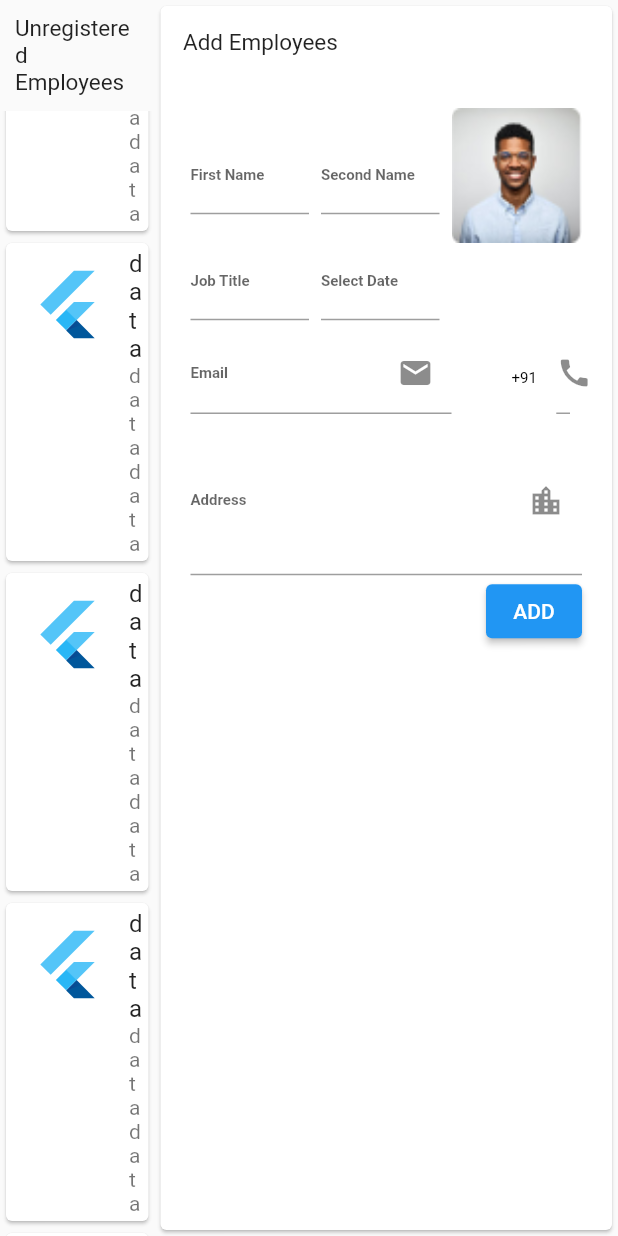
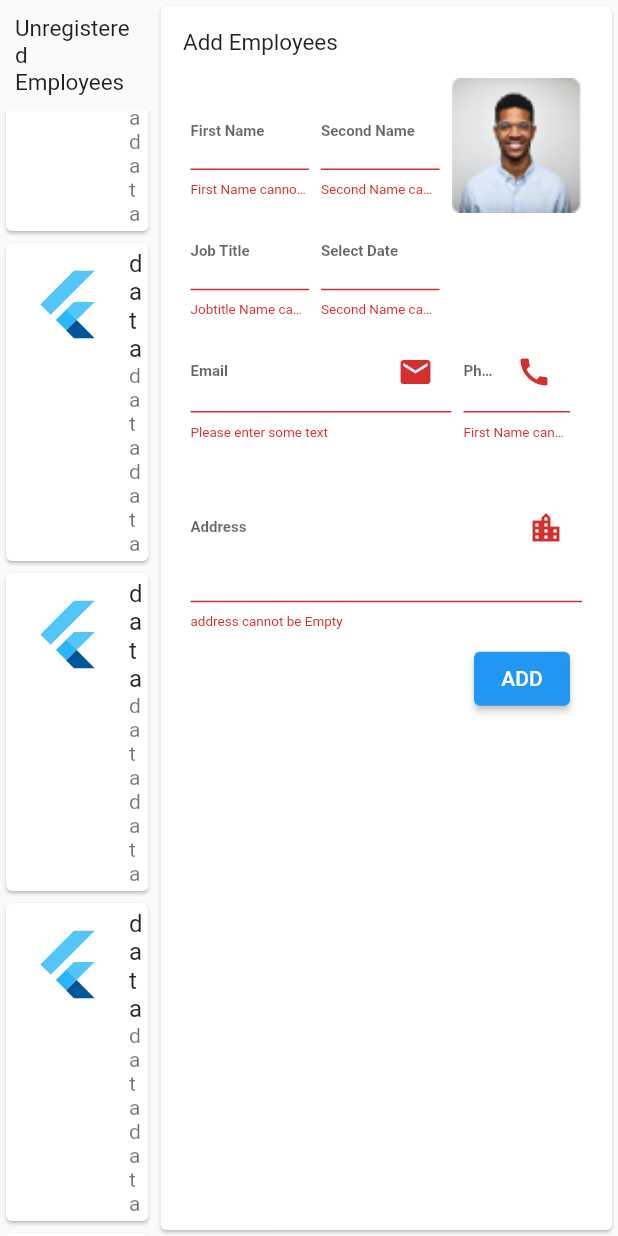
Before and after one commit to PreetRai/lmsadmin, a Flutter app: the AddEmployee widget shown alone on an empty page, opened directly, scrolled down 576 dp, after a tap on "ADD", on a phone screen of 412 x 824 dp. Run offline on Flutter 3.47's test engine with Material 2 defaults, Android fonts, the light colour scheme and no system bars; drawn by our look-alikes of intl_phone_number_input; our stand-ins replace cloud_firestore, firebase_auth, firebase_core, fluttertoast; missing offline and left inert: dart:html; accounts and stored records are empty.

Commit message:
employees added

```diff
--- a/lib/model/user_model.dart
+++ b/lib/model/user_model.dart
@@ -4,9 +4,14 @@ class AdminModel {
   String? firstName;
   String? secondName;
   String? username;
-
+  bool? isAdmin = true;
   AdminModel(
-      {this.uid, this.email, this.firstName, this.secondName, this.username});
+      {this.uid,
+      this.email,
+      this.firstName,
+      this.secondName,
+      this.username,
+      this.isAdmin});
 
   // receiving data from server
   factory AdminModel.fromMap(map) {
@@ -15,7 +20,8 @@ class AdminModel {
         email: map['email'],
         firstName: map['firstName'],
         secondName: map['secondName'],
-        username: map['username']);
+        username: map['username'],
+        isAdmin: map['isadmin']);
   }
 
   // sending data to our server
@@ -26,6 +32,63 @@ class AdminModel {
       'firstName': firstName,
       'secondName': secondName,
       'username': username,
+      'isAdmin': isAdmin,
     };
   }
 }
+
+class EmpModel {
+  String? uid;
+  String? firstName;
+  String? secondName;
+  String? jobTile;
+  String? joiningDate;
+  String? email;
+  String? phone;
+  String? address;
+  String? username;
+
+  bool? isAdmin;
+  EmpModel(
+      {this.uid,
+      this.email,
+      this.firstName,
+      this.secondName,
+      this.username,
+      this.jobTile,
+      this.address,
+      this.joiningDate,
+      this.phone,
+      this.isAdmin});
+
+  // receiving data from server
+  factory EmpModel.fromMap(map) {
+    return EmpModel(
+        uid: map['uid'],
+        email: map['email'],
+        firstName: map['firstName'],
+        secondName: map['secondName'],
+        username: map['username'],
+        jobTile: map['jobtitle'],
+        address: map['address'],
+        joiningDate: map['joiningdate'],
+        phone: map['phone'],
+        isAdmin: map['isAdmin']);
+  }
+
+  // sending data to our server
+  Map<String, dynamic> toMap() {
+    return {
+      'uid': uid,
+      'email': email,
+      'firstName': firstName,
+      'secondName': secondName,
+      'username': username,
+      'jobtitle': jobTile,
+      'address': address,
+      'joiningdate': joiningDate,
+      'phone': phone,
+      'isAdmin': isAdmin,
+    };
+  }
+}
--- a/lib/pages/add_employee.dart
+++ b/lib/pages/add_employee.dart
@@ -1,6 +1,8 @@
+import 'package:cloud_firestore/cloud_firestore.dart';
 import 'package:firebase_auth/firebase_auth.dart';
 import 'package:flutter/material.dart';
-import 'package:intl_phone_number_input/intl_phone_number_input.dart';
+import 'package:fluttertoast/fluttertoast.dart';
+import 'package:lmsadmin/model/user_model.dart';
 
 class AddEmployee extends StatefulWidget {
   const AddEmployee({Key? key}) : super(key: key);
@@ -12,8 +14,6 @@ class AddEmployee extends StatefulWidget {
 class _AddEmployeeState extends State<AddEmployee> {
   String date = "";
   DateTime selectedDate = DateTime.now();
-  String initialCountry = 'IN';
-  PhoneNumber number = PhoneNumber(isoCode: 'IN');
   final _auth = FirebaseAuth.instance;
   String? errorMessage;
   final _empformKey = GlobalKey<FormState>();
@@ -134,17 +134,8 @@ class _AddEmployeeState extends State<AddEmployee> {
       },
     );
 //phone
-    final phonenum = InternationalPhoneNumberInput(
-      onInputChanged: (PhoneNumber number) {
-        print(number.phoneNumber);
-      },
-      onInputValidated: (bool value) {
-        print(value);
-      },
-      spaceBetweenSelectorAndTextField: 0,
-      selectorConfig: const SelectorConfig(
-          selectorType: PhoneInputSelectorType.DIALOG, showFlags: false),
-      inputDecoration: const InputDecoration(
+    final phonenum = TextFormField(
+      decoration: const InputDecoration(
           errorStyle: TextStyle(
             fontSize: 9,
           ),
@@ -155,19 +146,18 @@ class _AddEmployeeState extends State<AddEmployee> {
             fontWeight: FontWeight.bold,
           ),
           labelText: 'Phone number'),
-      ignoreBlank: false,
-      autoValidateMode: AutovalidateMode.disabled,
-      selectorTextStyle: const TextStyle(
-        color: Colors.black,
-        fontSize: 10,
-      ),
-      initialValue: number,
-      textFieldController: phoneEdititngController,
-      formatInput: false,
       keyboardType:
           const TextInputType.numberWithOptions(signed: true, decimal: true),
-      onSaved: (PhoneNumber number) {
-        print('On Saved: $number');
+      controller: phoneEdititngController,
+      validator: (value) {
+        RegExp regex = RegExp(r'^.{10,}$');
+        if (value!.isEmpty) {
+          return ("First Name cannot be Empty");
+        }
+        if (!regex.hasMatch(value)) {
+          return ("Enter Valid name(Min. 3 Character)");
+        }
+        return null;
       },
     );
 
@@ -191,20 +181,20 @@ class _AddEmployeeState extends State<AddEmployee> {
             labelText: 'Address'),
         // The validator receives the text that the user has entered.
         validator: (value) {
-          RegExp regex = RegExp(r'^.{,}$');
+          RegExp regex = RegExp(r'^{,}$');
           if (value!.isEmpty) {
             return ("address cannot be Empty");
-          }
-          if (!regex.hasMatch(value)) {
-            return ("Enter Valid Address");
           }
           return null;
         },
         onSaved: (value) {
           addressEdititngController.text = value!;
         });
-    final submitEmp =
-        ElevatedButton(onPressed: () {}, child: const Text('ADD'));
+    final submitEmp = ElevatedButton(
+        onPressed: () {
+          addemp(emailEditingController.text);
+        },
+        child: const Text('ADD'));
 
     return Expanded(
       child: Row(
@@ -262,7 +252,7 @@ class _AddEmployeeState extends State<AddEmployee> {
                     key: _empformKey,
                     child: Expanded(
                       child: Container(
-                        padding: const EdgeInsets.all(20),
+                        padding: const EdgeInsets.only(left: 20, right: 20),
                         child: Flex(direction: Axis.vertical, children: [
                           Flex(
                             direction: Axis.horizontal,
@@ -327,8 +317,7 @@ class _AddEmployeeState extends State<AddEmployee> {
                                           return null;
                                         },
                                         onSaved: (value) {
-                                          dateEditingController.text =
-                                              value!;
+                                          dateEditingController.text = value!;
                                         },
                                         onTap: () {
                                           _selectDate(context);
@@ -354,7 +343,10 @@ class _AddEmployeeState extends State<AddEmployee> {
                           Expanded(child: Container()),
                           Align(
                               alignment: Alignment.bottomRight,
-                              child: submitEmp)
+                              child: Padding(
+                                padding: const EdgeInsets.all(8.0),
+                                child: submitEmp,
+                              ))
                         ]),
                       ),
                     ),
@@ -384,4 +376,71 @@ class _AddEmployeeState extends State<AddEmployee> {
       });
     }
   }
+
+  void addemp(String email) async {
+    if (_empformKey.currentState!.validate()) {
+      try {
+        await _auth
+            .createUserWithEmailAndPassword(email: email, password: 'admin1')
+            .then((value) => {postDetailsToFirestore()})
+            .catchError((e) {
+          Fluttertoast.showToast(msg: e!.message);
+        });
+      } on FirebaseAuthException catch (error) {
+        switch (error.code) {
+          case "invalid-email":
+            errorMessage = "Your email address appears to be malformed.";
+            break;
+          case "wrong-password":
+            errorMessage = "Your password is wrong.";
+            break;
+          case "user-not-found":
+            errorMessage = "User with this email doesn't exist.";
+            break;
+          case "user-disabled":
+            errorMessage = "User with this email has been disabled.";
+            break;
+          case "too-many-requests":
+            errorMessage = "Too many requests";
+            break;
+          case "operation-not-allowed":
+            errorMessage = "Signing in with Email and Password is not enabled.";
+            break;
+          default:
+            errorMessage = "An undefined Error happened.";
+        }
+        Fluttertoast.showToast(msg: errorMessage!);
+        // ignore: avoid_print
+        print(error.code);
+      }
+    }
+  }
+
+  postDetailsToFirestore() async {
+    // calling our firestore
+    // calling our user model
+    // sedning these values
+
+    FirebaseFirestore firebaseFirestore = FirebaseFirestore.instance;
+    User? employee = _auth.currentUser;
+
+    EmpModel employeeModel = EmpModel();
+
+    // writing all the values
+    employeeModel.email = emailEditingController.text;
+    employeeModel.uid = employee?.uid;
+    employeeModel.firstName = firstNameEditingController.text;
+    employeeModel.secondName = secondNameEditingController.text;
+    employeeModel.address = addressEdititngController.text;
+    employeeModel.jobTile = jobtitleController.text;
+    employeeModel.joiningDate = dateEditingController.text;
+    employeeModel.phone = phoneEdititngController.text;
+    employeeModel.isAdmin = false;
+    await firebaseFirestore
+        .collection("Employees")
+        .doc(employee?.uid)
+        .set(employeeModel.toMap());
+    Fluttertoast.showToast(msg: "Account created successfully :) ");
+    _empformKey.currentState?.reset();
+  }
 }
--- a/lib/pages/login.dart
+++ b/lib/pages/login.dart
@@ -323,6 +323,11 @@ class _LoginPageState extends State<LoginPage> {
 
   void resetEmail(String email) async {
     if (_resetkey.currentState!.validate()) {
+
+
+
+
+
       try {
         await _auth.sendPasswordResetEmail(email: email).then((n) => {
               Fluttertoast.showToast(msg: "Reset link sent Successful"),
--- a/lib/widgets/header.dart
+++ b/lib/widgets/header.dart
@@ -14,7 +14,7 @@ class _HeaderState extends State<Header> {
   @override
   Widget build(BuildContext context) {
     return SizedBox(
-        height: 100,
+        height: 85,
         width: double.infinity,
         child: Card(
           shape: RoundedRectangleBorder(
```
Also changed, not shown: lib/model/employee_model.dart (deleted).
